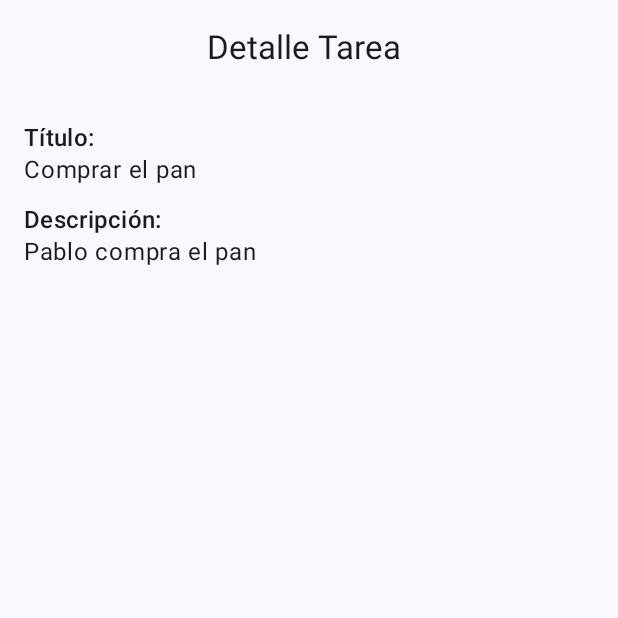
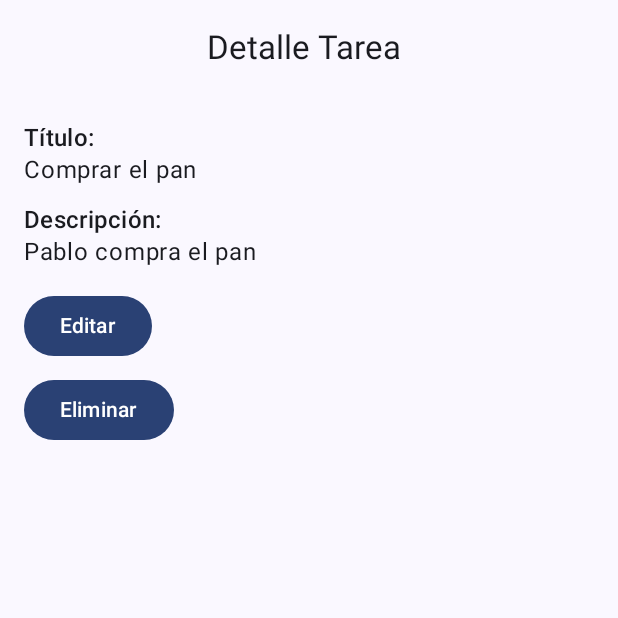
Before and after one commit to pcl98/GestorTareas, an Android app built with Jetpack Compose: the screen it shows after launch (MainActivity), after a tap on "Comprar el pan", on a phone screen of 412 x 824 dp, the top half of it. Run offline under Robolectric (Android 15) with nearby library versions, the phone set to English and light mode, and no system bars; our stand-ins replace livedata-compose.

```diff
--- a/app/src/main/java/es/viu/gestortareas/MainActivity.kt
+++ b/app/src/main/java/es/viu/gestortareas/MainActivity.kt
@@ -46,8 +46,9 @@ class MainActivity : ComponentActivity() {
                         composable("task_list") {
                             TaskListScreen(navController, taskListViewModel)
                         }
-                        composable("task_form") {
-                            TaskFormScreen(navController, taskListViewModel)
+                        composable("task_form/{taskId}") { backStackEntry ->
+                            val taskId = backStackEntry.arguments?.getString("taskId")?.toIntOrNull() ?: -1
+                            TaskFormScreen(navController, taskListViewModel, taskId)
                         }
                         composable("task_detail/{taskId}") { backStackEntry ->
                             val taskId = backStackEntry.arguments?.getString("taskId")?.toIntOrNull() ?: 0
--- a/app/src/main/java/es/viu/gestortareas/ui/components/TaskCard.kt
+++ b/app/src/main/java/es/viu/gestortareas/ui/components/TaskCard.kt
@@ -27,7 +27,7 @@ import androidx.compose.ui.unit.dp
 fun TaskCard(
     title: String,
     description: String,
-    onClick: () -> Unit
+    onClick: () -> Unit,
 ) {
     Card(
         modifier = Modifier
--- a/app/src/main/java/es/viu/gestortareas/ui/screens/TaskDetailScreen.kt
+++ b/app/src/main/java/es/viu/gestortareas/ui/screens/TaskDetailScreen.kt
@@ -4,6 +4,7 @@ import androidx.compose.foundation.layout.Column
 import androidx.compose.foundation.layout.Spacer
 import androidx.compose.foundation.layout.height
 import androidx.compose.foundation.layout.padding
+import androidx.compose.material3.Button
 import androidx.compose.material3.MaterialTheme
 import androidx.compose.material3.Scaffold
 import androidx.compose.material3.Text
@@ -36,6 +37,23 @@ fun TaskDetailScreen(
 
                 Text(text = "Descripción:", style = MaterialTheme.typography.titleMedium)
                 Text(text = task.description, style = MaterialTheme.typography.bodyLarge)
+
+                Spacer(modifier = Modifier.height(16.dp))
+
+                Button(onClick = {
+                    navController.navigate("task_form/${task.id}") // para editar
+                }) {
+                    Text("Editar")
+                }
+
+                Spacer(modifier = Modifier.height(8.dp))
+
+                Button(onClick = {
+                    viewModel.deleteTask(task.id)
+                    navController.popBackStack() // volver a pantalla anterior
+                }) {
+                    Text("Eliminar")
+                }
             } else {
                 Text(text = "Tarea no encontrada", style = MaterialTheme.typography.bodyLarge)
             }
--- a/app/src/main/java/es/viu/gestortareas/ui/screens/TaskListScreen.kt
+++ b/app/src/main/java/es/viu/gestortareas/ui/screens/TaskListScreen.kt
@@ -33,7 +33,7 @@ fun TaskListScreen(
     Scaffold(
         topBar = { CustomTopBar("Mis Tareas") },
         floatingActionButton = {
-            FloatingActionButton(onClick = { navController.navigate("task_form")}) {
+            FloatingActionButton(onClick = { navController.navigate("task_form/-1")}) {
                 Icon(Icons.Default.Add, "Añadir Tarea")
             }
         }
```
Also changed, not shown: app/src/main/java/es/viu/gestortareas/ui/screens/TaskFormScreen.kt (+21 -8 lines).
